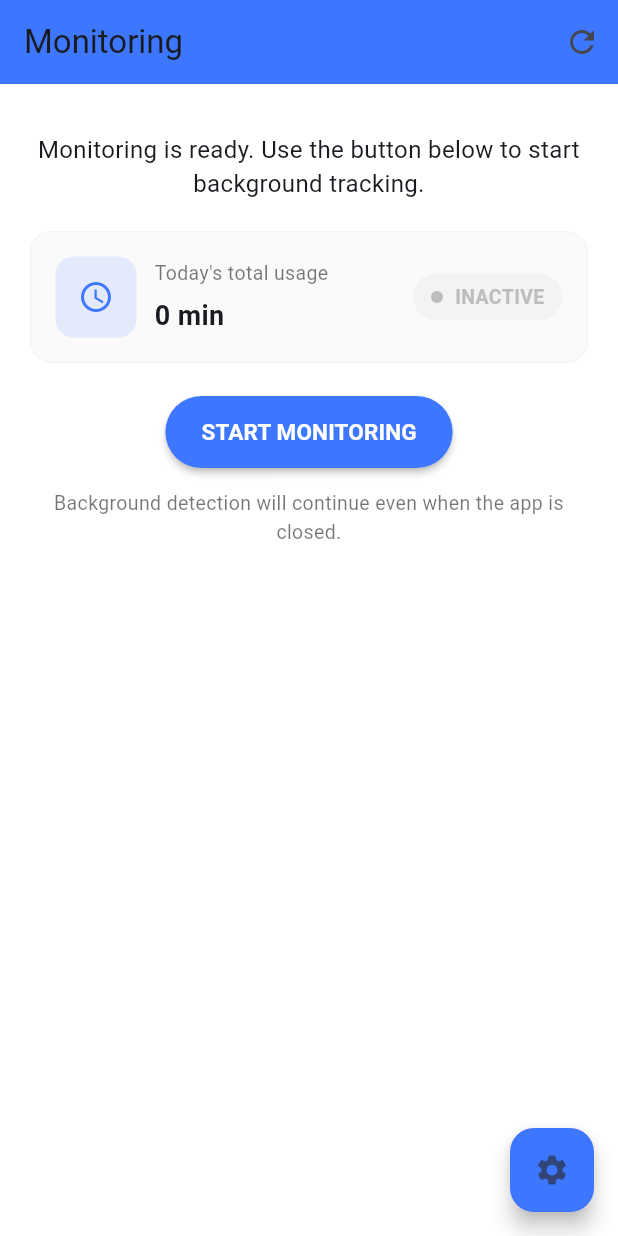
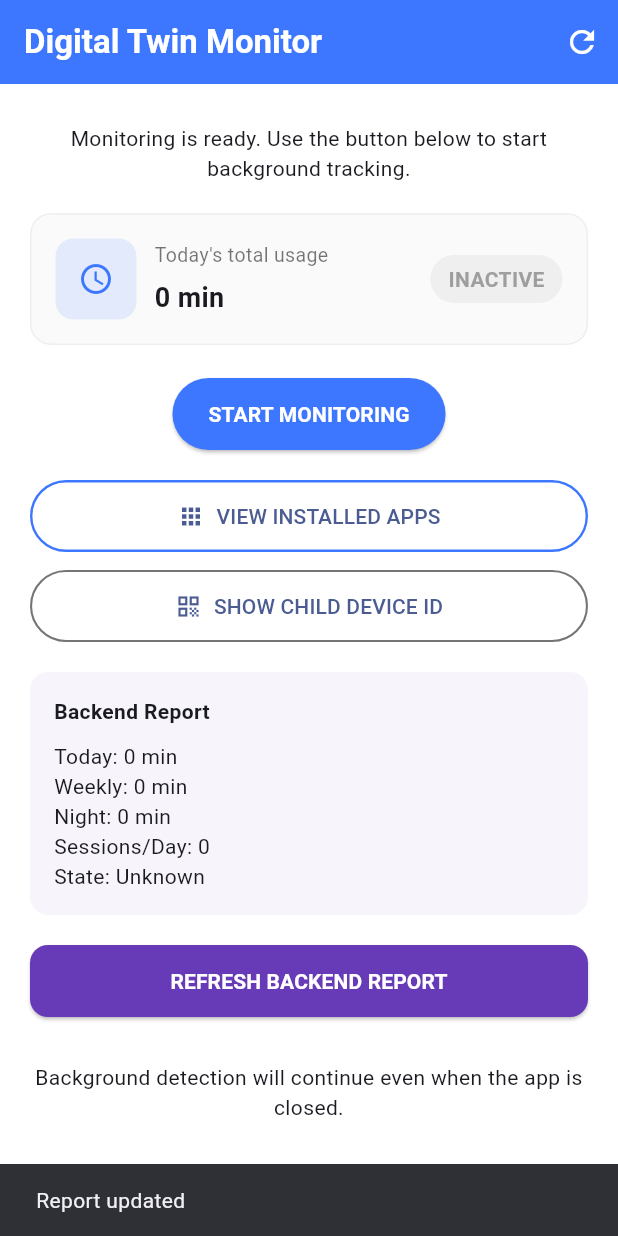
Before and after one commit to Jeseem24/gaming_monitor_app, a Flutter app: the MonitoringScreen screen opened directly, on a phone screen of 412 x 824 dp. Run offline on Flutter 3.47's test engine with Material 3 defaults, Android fonts, the phone set to English and light mode, and no system bars; our stand-ins replace permission_handler, shared_preferences, sqflite; accounts and stored records are empty; statements that could not run were skipped.

Commit message:
UI: Update MonitoringScreen with child ID integration and backend report fixes

```diff
--- a/lib/screens/monitoring_screen.dart
+++ b/lib/screens/monitoring_screen.dart
@@ -1,12 +1,20 @@
 // lib/screens/monitoring_screen.dart
+
 import 'package:flutter/material.dart';
 import 'package:flutter/services.dart';
 import 'package:permission_handler/permission_handler.dart';
 import 'package:shared_preferences/shared_preferences.dart';
+import 'child_id_screen.dart';
+
 import '../services/sync_service.dart';
 import '../services/native_event_handler.dart';
 import '../database.dart';
 import 'pin_verify_screen.dart';
+import 'installed_games_screen.dart';
+import '../services/twin_service.dart';
+
+bool _busyMonitor = false; // start/stop monitoring
+bool _busyReport = false; // backend report loading
 
 const MethodChannel _serviceChannel = MethodChannel('game_detection');
 
@@ -18,27 +26,32 @@ class MonitoringScreen extends StatefulWidget {
 }
 
 class _MonitoringScreenState extends State<MonitoringScreen> {
+  int _backendToday = 0;
+  int _backendWeekly = 0;
+  int _backendNight = 0;
+  int _backendSessions = 0;
+  String _backendState = "Unknown";
+
   bool _serviceRunning = false;
-  bool _busy = false;
   int _todayMinutes = 0;
+
   final Color _primary = const Color(0xFF3D77FF);
 
   @override
   void initState() {
     super.initState();
-    // Safe: will not show system dialog again if already asked
     _requestNotificationPermission();
     _loadServiceState();
     _refreshSummary();
+    _loadTwinReport(); // auto-load backend on start
   }
 
   Future<void> _loadServiceState() async {
     final prefs = await SharedPreferences.getInstance();
     final stored = prefs.getBool('service_running') ?? false;
     setState(() => _serviceRunning = stored);
-    // If serviceRunning true on startup, start sync loop and ensure native listener is running
+
     if (_serviceRunning) {
-      // start native listener so service events are handled
       await NativeEventHandler.instance.start();
       SyncService.instance.startSyncLoop();
     }
@@ -46,172 +59,152 @@ class _MonitoringScreenState extends State<MonitoringScreen> {
 
   Future<void> _saveServiceState(bool running) async {
     final prefs = await SharedPreferences.getInstance();
-    await prefs.setBool('service_running', running);
+    prefs.setBool('service_running', running);
   }
 
   Future<void> _requestNotificationPermission() async {
     final status = await Permission.notification.status;
-    if (!status.isGranted) await Permission.notification.request();
+    if (!status.isGranted) {
+      await Permission.notification.request();
+    }
   }
 
-  // start native service + sync loop
+  // -------------------------------------------------------------
+  // START SERVICE
+  // -------------------------------------------------------------
   Future<void> _startService() async {
-    if (_busy) return;
-    setState(() => _busy = true);
+    if (_busyMonitor) return;
+    setState(() => _busyMonitor = true);
 
     try {
-      // Ensure the Dart-side native event handler is active BEFORE asking native to start.
-      // This prevents a race where native immediately sends events while Flutter isn't listening.
       await NativeEventHandler.instance.start();
-
-      // Now call native to start foreground service
       await _serviceChannel.invokeMethod('start_service');
 
-      ScaffoldMessenger.of(context).clearSnackBars();
       ScaffoldMessenger.of(context).showSnackBar(
         const SnackBar(content: Text('Background service started')),
       );
 
-      // local state + sync
-      setState(() {
-        _serviceRunning = true;
-      });
+      setState(() => _serviceRunning = true);
       await _saveServiceState(true);
-
-      // start sync loop after service started (so DB events from service will be picked up)
       SyncService.instance.startSyncLoop();
     } catch (e) {
-      ScaffoldMessenger.of(context).clearSnackBars();
       ScaffoldMessenger.of(
         context,
-      ).showSnackBar(SnackBar(content: Text('Failed to start service: $e')));
+      ).showSnackBar(SnackBar(content: Text('Failed to start: $e')));
     } finally {
-      if (mounted) setState(() => _busy = false);
+      setState(() => _busyMonitor = false);
     }
   }
 
-  // stop sync loop and try to stop native service (if native supports it)
+  // -------------------------------------------------------------
+  // STOP SERVICE
+  // -------------------------------------------------------------
   Future<void> _stopService() async {
-    if (_busy) return;
-    setState(() => _busy = true);
+    if (_busyMonitor) return;
+    setState(() => _busyMonitor = true);
 
-    // require PIN verification before stopping
     final ok = await showDialog(
       context: context,
       builder: (_) => const PinVerifyScreen(),
     );
 
     if (ok != true) {
-      if (mounted) setState(() => _busy = false);
+      setState(() => _busyMonitor = false);
       return;
     }
 
-    // stop sync & local state immediately
     SyncService.instance.stopSyncLoop();
-    setState(() {
-      _serviceRunning = false;
-    });
+    setState(() => _serviceRunning = false);
     await _saveServiceState(false);
 
-    // attempt to notify native to stop foreground service (native may not implement stop; that's ok)
     try {
       await _serviceChannel.invokeMethod('stop_service');
       await Future.delayed(const Duration(milliseconds: 300));
-    } catch (e) {
-      // ignore if platform doesn't implement stop_service
+    } catch (_) {}
+
+    ScaffoldMessenger.of(
+      context,
+    ).showSnackBar(const SnackBar(content: Text('Monitoring stopped')));
+
+    setState(() => _busyMonitor = false);
   }
 
-    ScaffoldMessenger.of(context).clearSnackBars();
+  Future<void> _toggleService() async {
+    _serviceRunning ? await _stopService() : await _startService();
+  }
+
+  // -------------------------------------------------------------
+  // REFRESH SUMMARY
+  // -------------------------------------------------------------
+  Future<void> _refreshSummary() async {
+    try {
+      final db = await GameDatabase.instance.database;
+      final now = DateTime.now();
+      final startOfDay = DateTime(
+        now.year,
+        now.month,
+        now.day,
+      ).millisecondsSinceEpoch;
+
+      final res = await db.rawQuery(
+        'SELECT SUM(duration) as total FROM game_events WHERE timestamp >= ?',
+        [startOfDay],
+      );
+
+      final totalSec = (res.first['total'] as int?) ?? 0;
+      setState(() => _todayMinutes = totalSec ~/ 60);
+    } catch (_) {}
+  }
+
+  // -------------------------------------------------------------
+  // REFRESH BACKEND REPORT (separate loading)
+  // -------------------------------------------------------------
+  Future<void> _loadTwinReport() async {
+    setState(() => _busyReport = true);
+
+    try {
+      final userId = await SyncService.instance.getChildId();
+
+      final report = await TwinService.getReport(userId);
+      final twin = await TwinService.getTwin(userId);
+
+      if (report == null || twin == null) {
+        ScaffoldMessenger.of(context).showSnackBar(
+          const SnackBar(content: Text("Failed to fetch backend data")),
+        );
+        return;
+      }
+
+      setState(() {
+        _backendToday = report["today_minutes"] ?? 0;
+        _backendWeekly = report["weekly_minutes"] ?? 0;
+        _backendNight = report["night_minutes"] ?? 0;
+        _backendSessions = report["sessions_per_day"] ?? 0;
+        _backendState = twin["state"] ?? "Unknown";
+      });
+
       ScaffoldMessenger.of(
         context,
-    ).showSnackBar(const SnackBar(content: Text('Monitoring stopped locally')));
-
-    if (mounted) setState(() => _busy = false);
-  }
-
-  // toggle wrapper
-  Future<void> _toggleService() async {
-    if (_serviceRunning) {
-      await _stopService();
-    } else {
-      await _startService();
+      ).showSnackBar(const SnackBar(content: Text("Report updated")));
+    } catch (e) {
+      ScaffoldMessenger.of(
+        context,
+      ).showSnackBar(SnackBar(content: Text("Error loading: $e")));
+    } finally {
+      setState(() => _busyReport = false);
     }
   }
 
-  Widget _stateBadge({required bool active}) {
-    final color = active ? Colors.green.shade600 : Colors.grey.shade400;
-    final text = active ? 'ACTIVE' : 'INACTIVE';
-    return Container(
-      padding: const EdgeInsets.symmetric(horizontal: 12, vertical: 6),
-      decoration: BoxDecoration(
-        color: color.withOpacity(0.12),
-        borderRadius: BorderRadius.circular(999),
-      ),
-      child: Row(
-        mainAxisSize: MainAxisSize.min,
-        children: [
-          Container(
-            width: 8,
-            height: 8,
-            decoration: BoxDecoration(color: color, shape: BoxShape.circle),
-          ),
-          const SizedBox(width: 8),
-          Text(
-            text,
-            style: TextStyle(
-              color: color,
-              fontWeight: FontWeight.w700,
-              fontSize: 13,
-            ),
-          ),
-        ],
-      ),
-    );
-  }
-
-  Widget _buildPillButton() {
-    final label = _serviceRunning ? 'STOP MONITORING' : 'START MONITORING';
-    final background = _serviceRunning ? Colors.red.shade600 : _primary;
-    return SizedBox(
-      height: 48,
-      child: ElevatedButton(
-        onPressed: _busy ? null : _toggleService,
-        style: ElevatedButton.styleFrom(
-          backgroundColor: background,
-          shape: RoundedRectangleBorder(
-            borderRadius: BorderRadius.circular(999),
-          ),
-          elevation: 2,
-          padding: const EdgeInsets.symmetric(horizontal: 24, vertical: 10),
-        ),
-        child: Row(
-          mainAxisSize: MainAxisSize.min,
-          children: [
-            if (_busy) ...[
-              const SizedBox(
-                width: 16,
-                height: 16,
-                child: CircularProgressIndicator(strokeWidth: 2),
-              ),
-              const SizedBox(width: 12),
-            ],
-            Text(
-              label,
-              style: const TextStyle(fontSize: 15, fontWeight: FontWeight.w700),
-            ),
-          ],
-        ),
-      ),
-    );
-  }
-
+  // -------------------------------------------------------------
+  // BUILD UI WIDGETS
+  // -------------------------------------------------------------
   Widget _summaryCard() {
     return Container(
       padding: const EdgeInsets.all(16),
       decoration: BoxDecoration(
         color: Colors.grey.shade50,
         borderRadius: BorderRadius.circular(14),
-        border: Border.all(color: Colors.grey.shade100),
+        border: Border.all(color: Colors.grey.shade200),
       ),
       child: Row(
         children: [
@@ -230,7 +223,7 @@ class _MonitoringScreenState extends State<MonitoringScreen> {
               crossAxisAlignment: CrossAxisAlignment.start,
               children: [
                 const Text(
-                  'Today\'s total usage',
+                  "Today's total usage",
                   style: TextStyle(fontSize: 13, color: Colors.black54),
                 ),
                 const SizedBox(height: 6),
@@ -244,103 +237,212 @@ class _MonitoringScreenState extends State<MonitoringScreen> {
               ],
             ),
           ),
-          _stateBadge(active: _serviceRunning),
+          Container(
+            padding: const EdgeInsets.symmetric(horizontal: 12, vertical: 6),
+            decoration: BoxDecoration(
+              color: (_serviceRunning ? Colors.green : Colors.grey).withOpacity(
+                0.12,
+              ),
+              borderRadius: BorderRadius.circular(999),
+            ),
+            child: Text(
+              _serviceRunning ? "ACTIVE" : "INACTIVE",
+              style: TextStyle(
+                color: _serviceRunning ? Colors.green : Colors.grey,
+                fontWeight: FontWeight.w700,
+              ),
+            ),
+          ),
         ],
       ),
     );
   }
 
-  Future<void> _refreshSummary() async {
-    try {
-      final db = await GameDatabase.instance.database;
-      final now = DateTime.now();
-      final startOfDay = DateTime(
-        now.year,
-        now.month,
-        now.day,
-      ).millisecondsSinceEpoch;
-      final res = await db.rawQuery(
-        'SELECT SUM(duration) as total FROM game_events WHERE timestamp >= ?',
-        [startOfDay],
+  Widget _buildPillButton() {
+    final label = _serviceRunning ? 'STOP MONITORING' : 'START MONITORING';
+    final background = _serviceRunning ? Colors.red : _primary;
+
+    return SizedBox(
+      height: 48,
+      child: ElevatedButton(
+        onPressed: _busyMonitor ? null : _toggleService,
+        style: ElevatedButton.styleFrom(
+          backgroundColor: background,
+          shape: RoundedRectangleBorder(
+            borderRadius: BorderRadius.circular(999),
+          ),
+        ),
+        child: _busyMonitor
+            ? const SizedBox(
+                width: 16,
+                height: 16,
+                child: CircularProgressIndicator(
+                  strokeWidth: 2,
+                  color: Colors.white,
+                ),
+              )
+            : Text(label, style: const TextStyle(fontWeight: FontWeight.bold)),
+      ),
     );
-      final totalSec = res.isNotEmpty ? (res.first['total'] as int?) ?? 0 : 0;
-      final totalMin = (totalSec ~/ 60);
-      if (mounted) setState(() => _todayMinutes = totalMin);
-    } catch (e) {
-      // ignore
-    }
   }
 
+  Widget _installedAppsButton() {
+    return SizedBox(
+      width: double.infinity,
+      child: OutlinedButton.icon(
+        icon: const Icon(Icons.apps),
+        label: const Text("VIEW INSTALLED APPS"),
+        onPressed: () {
+          Navigator.push(
+            context,
+            MaterialPageRoute(builder: (_) => const InstalledGamesScreen()),
+          );
+        },
+        style: OutlinedButton.styleFrom(
+          padding: const EdgeInsets.symmetric(vertical: 14),
+          side: BorderSide(color: _primary, width: 1.6),
+        ),
+      ),
+    );
+  }
+
+  Widget _childIdButton() {
+    return SizedBox(
+      width: double.infinity,
+      child: OutlinedButton.icon(
+        icon: const Icon(Icons.qr_code),
+        label: const Text("SHOW CHILD DEVICE ID"),
+        onPressed: () {
+          Navigator.push(
+            context,
+            MaterialPageRoute(builder: (_) => const ChildIdScreen()),
+          );
+        },
+        style: OutlinedButton.styleFrom(
+          padding: const EdgeInsets.symmetric(vertical: 14),
+          side: BorderSide(color: Colors.black54, width: 1.4),
+        ),
+      ),
+    );
+  }
+
+  // -------------------------------------------------------------
+  // MAIN BUILD
+  // -------------------------------------------------------------
   @override
   Widget build(BuildContext context) {
     return Scaffold(
       appBar: AppBar(
-        title: const Text('Monitoring'),
+        title: const Text(
+          'Digital Twin Monitor',
+          style: TextStyle(color: Colors.white, fontWeight: FontWeight.w600),
+        ),
         backgroundColor: _primary,
-        elevation: 0,
+        iconTheme: const IconThemeData(color: Colors.white),
         actions: [
           IconButton(
             onPressed: () async {
               await _refreshSummary();
-              if (mounted)
               ScaffoldMessenger.of(context).showSnackBar(
                 const SnackBar(content: Text('Summary refreshed')),
               );
             },
-            icon: const Icon(Icons.refresh),
+            icon: const Icon(Icons.refresh, color: Colors.white),
           ),
         ],
       ),
+
       body: SafeArea(
         child: Padding(
           padding: const EdgeInsets.symmetric(horizontal: 20, vertical: 26),
+          child: SingleChildScrollView(
             child: Column(
-            crossAxisAlignment: CrossAxisAlignment.center,
               children: [
-              const SizedBox(height: 6),
                 const Text(
                   'Monitoring is ready. Use the button below to start background tracking.',
-                style: TextStyle(fontSize: 16),
                   textAlign: TextAlign.center,
                 ),
                 const SizedBox(height: 20),
+
                 _summaryCard(),
                 const SizedBox(height: 22),
+
                 _buildPillButton(),
-              const SizedBox(height: 14),
+                const SizedBox(height: 20),
+
+                _installedAppsButton(),
+                const SizedBox(height: 12),
+
+                _childIdButton(),
+                const SizedBox(height: 20),
+
+                // BACKEND REPORT CARD
+                Container(
+                  width: double.infinity,
+                  padding: const EdgeInsets.all(16),
+                  decoration: BoxDecoration(
+                    color: Colors.deepPurple.withOpacity(0.05),
+                    borderRadius: BorderRadius.circular(12),
+                  ),
+                  child: Column(
+                    crossAxisAlignment: CrossAxisAlignment.start,
+                    children: [
+                      const Text(
+                        "Backend Report",
+                        style: TextStyle(fontWeight: FontWeight.w700),
+                      ),
+                      const SizedBox(height: 10),
+                      Text("Today: $_backendToday min"),
+                      Text("Weekly: $_backendWeekly min"),
+                      Text("Night: $_backendNight min"),
+                      Text("Sessions/Day: $_backendSessions"),
+                      Text("State: $_backendState"),
+                    ],
+                  ),
+                ),
+
+                const SizedBox(height: 20),
+
+                SizedBox(
+                  width: double.infinity,
+                  child: ElevatedButton(
+                    onPressed: _busyReport ? null : _loadTwinReport,
+                    style: ElevatedButton.styleFrom(
+                      backgroundColor: Colors.deepPurple,
+                      shape: RoundedRectangleBorder(
+                        borderRadius: BorderRadius.circular(12),
+                      ),
+                      padding: const EdgeInsets.symmetric(vertical: 14),
+                    ),
+                    child: _busyReport
+                        ? const SizedBox(
+                            width: 18,
+                            height: 18,
+                            child: CircularProgressIndicator(
+                              strokeWidth: 2,
+                              color: Colors.white,
+                            ),
+                          )
+                        : const Text(
+                            "REFRESH BACKEND REPORT",
+                            style: TextStyle(
+                              color: Colors.white,
+                              fontWeight: FontWeight.w600,
+                            ),
+                          ),
+                  ),
+                ),
+
+                const SizedBox(height: 30),
+
                 const Text(
                   'Background detection will continue even when the app is closed.',
-                style: TextStyle(fontSize: 13, color: Colors.black54),
                   textAlign: TextAlign.center,
                 ),
               ],
             ),
           ),
         ),
-      floatingActionButton: FloatingActionButton(
-        onPressed: () {
-          showModalBottomSheet(
-            context: context,
-            builder: (_) => Padding(
-              padding: const EdgeInsets.all(18),
-              child: Column(
-                mainAxisSize: MainAxisSize.min,
-                children: const [
-                  Text(
-                    'Quick actions',
-                    style: TextStyle(fontWeight: FontWeight.bold),
-                  ),
-                  SizedBox(height: 8),
-                  Text(
-                    '• Start/Stop monitoring\n• View logs (dev)\n• Settings (future)',
-                  ),
-                ],
-              ),
-            ),
-          );
-        },
-        backgroundColor: _primary,
-        child: const Icon(Icons.settings),
       ),
     );
   }
```
Lines whose indentation alone changed are shown as unchanged.
